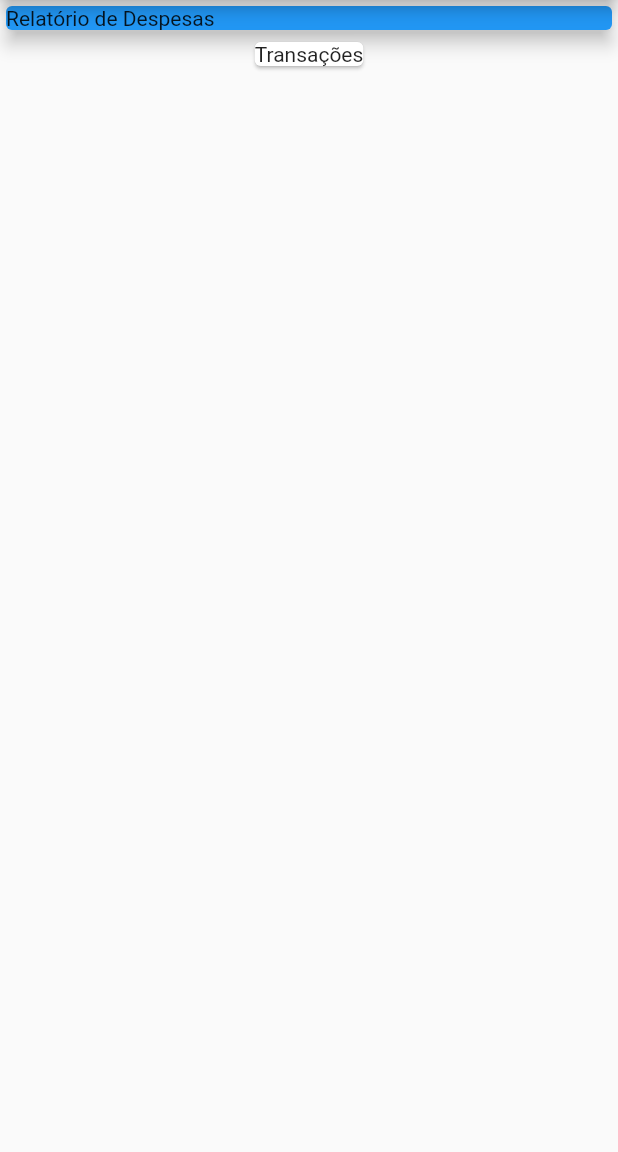
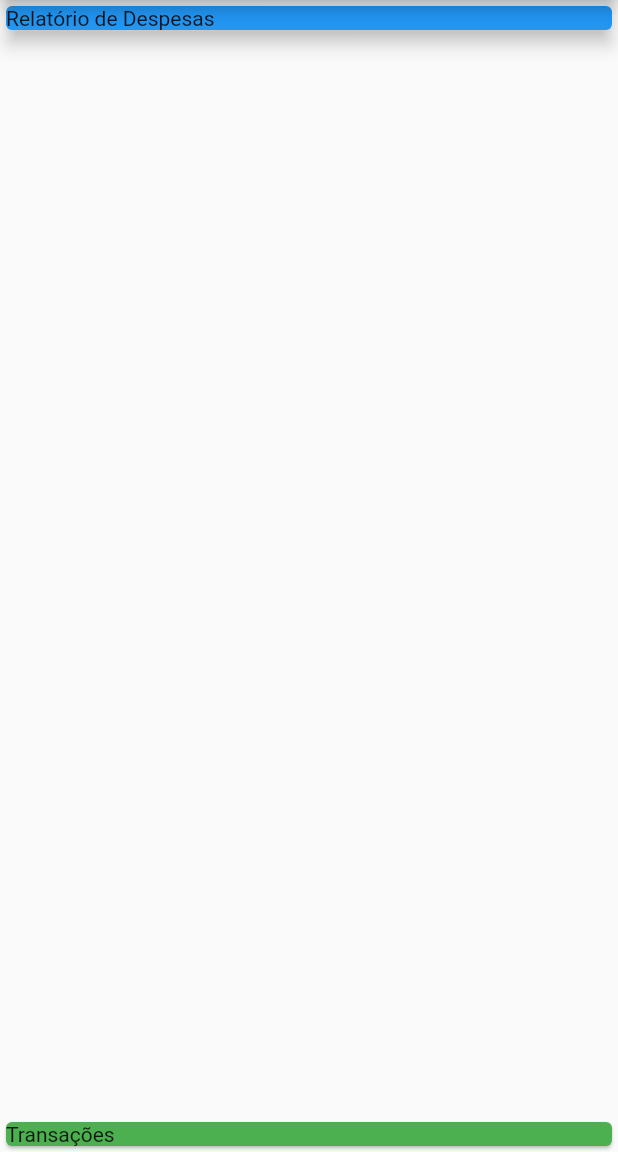
Before and after one commit to jermelterzi/despesas_pessoais, a Flutter app: the screen it shows after launch, on a phone screen of 412 x 824 dp, the part 84-1236 px from its top. Run offline on Flutter 3.47's test engine with Material 2 defaults, Android fonts, the phone set to English and light mode, and no system bars.

Commit message:
Estilizando os Cards

```diff
--- a/lib/main.dart
+++ b/lib/main.dart
@@ -23,16 +23,16 @@ class MyHomePage extends StatelessWidget {
         title: const Text('Despesas Pessoais'),
       ),
       body: Column(
+        mainAxisAlignment: MainAxisAlignment.spaceBetween,
+        crossAxisAlignment: CrossAxisAlignment.stretch,
         children: const [
-          SizedBox(
-            width: double.infinity,
-            child: Card(
-              color: Colors.blue,
-              elevation: 5,
-              child: Text('Relatório de Despesas'),
-            ),
+          Card(
+            color: Colors.blue,
+            elevation: 5,
+            child: Text('Relatório de Despesas'),
           ),
           Card(
+            color: Colors.green,
             child: Text('Transações'),
           ),
         ],
```
